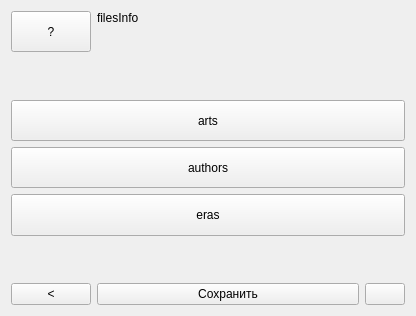
Qt form widgets/mainlist.ui (astraleuro/libraryeditor) before a commit.
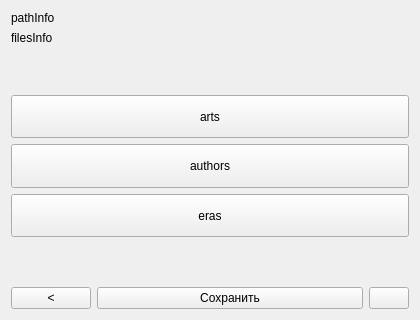
The same form after that commit. Custom widgets are drawn as their Qt base class.

```diff
--- a/widgets/mainlist.ui
+++ b/widgets/mainlist.ui
@@ -6,8 +6,8 @@
    <rect>
     <x>0</x>
     <y>0</y>
-    <width>416</width>
-    <height>316</height>
+    <width>420</width>
+    <height>320</height>
    </rect>
   </property>
   <property name="windowTitle">
@@ -15,17 +15,11 @@
   </property>
   <layout class="QVBoxLayout" name="verticalLayout_2">
    <item>
-    <layout class="QHBoxLayout" name="horizontalLayout_2" stretch="0,1">
+    <layout class="QVBoxLayout" name="verticalLayout">
      <item>
-      <widget class="QPushButton" name="pushButton">
-       <property name="sizePolicy">
-        <sizepolicy hsizetype="Minimum" vsizetype="Expanding">
-         <horstretch>0</horstretch>
-         <verstretch>0</verstretch>
-        </sizepolicy>
-       </property>
+      <widget class="QLabel" name="pathInfo">
        <property name="text">
-        <string>?</string>
+        <string>pathInfo</string>
        </property>
       </widget>
      </item>
```
